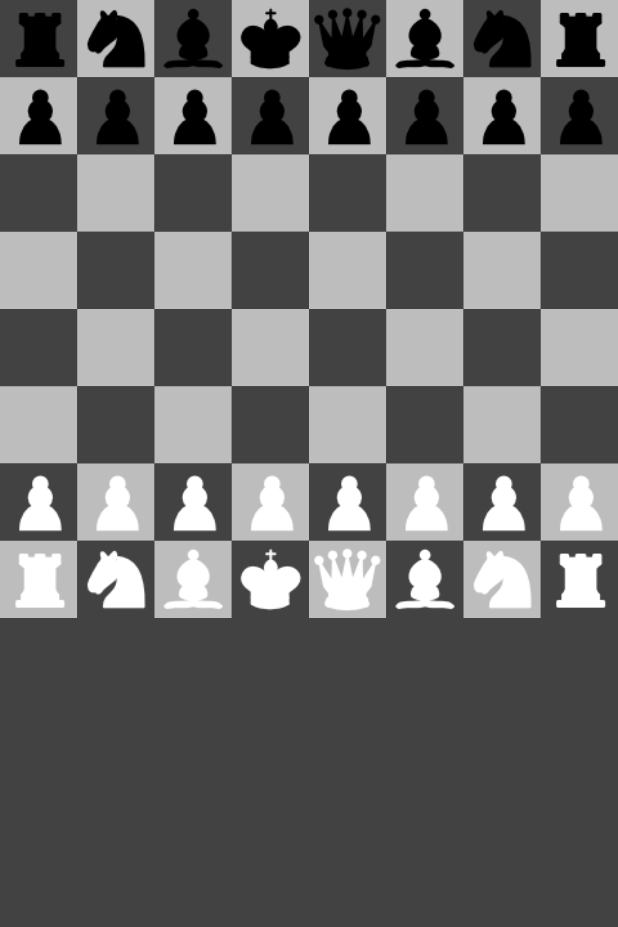
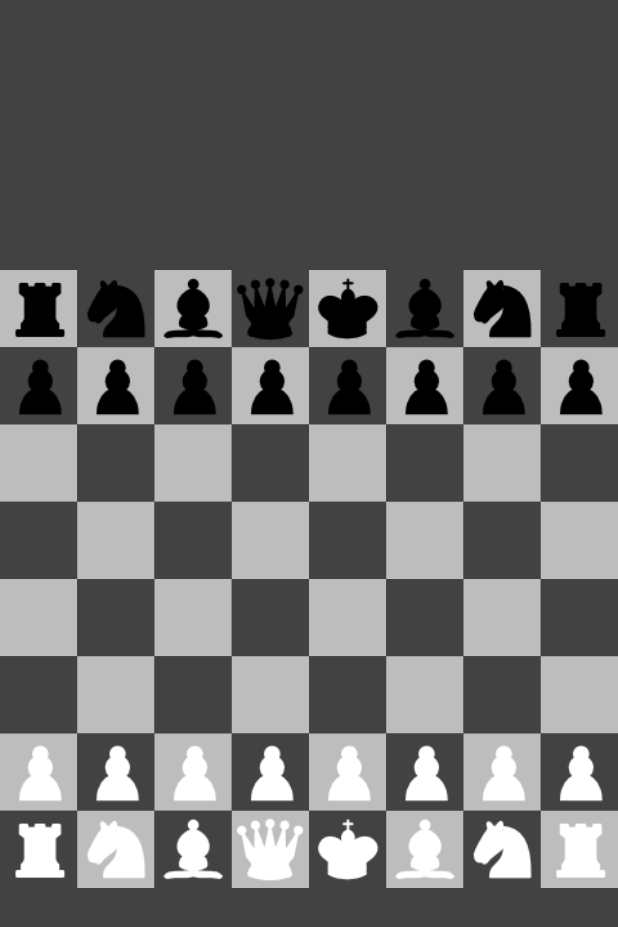
Before and after one commit to ZheerBarzan/project_kasparov, a Flutter app: the screen it shows after launch, on a phone screen of 412 x 824 dp. Shown: the top 927 px of the screen. Run offline on Flutter 3.47's test engine with Material 2 defaults, Android fonts, the phone set to English and light mode, and no system bars.

Commit message:
minor adjustment to the UI

```diff
--- a/lib/game_board.dart
+++ b/lib/game_board.dart
@@ -106,24 +106,24 @@ class _GameBoardState extends State<GameBoard> {
     );
 
     // place queens
-    newBoard[0][4] = ChessPiece(
+    newBoard[0][3] = ChessPiece(
       type: ChessPieceType.queen,
       isWhite: false,
       imagePath: "lib/images/queen.png",
     );
-    newBoard[7][4] = ChessPiece(
+    newBoard[7][3] = ChessPiece(
       type: ChessPieceType.queen,
       isWhite: true,
       imagePath: "lib/images/queen.png",
     );
 
     // place kings
-    newBoard[0][3] = ChessPiece(
+    newBoard[0][4] = ChessPiece(
       type: ChessPieceType.king,
       isWhite: false,
       imagePath: "lib/images/king.png",
     );
-    newBoard[7][3] = ChessPiece(
+    newBoard[7][4] = ChessPiece(
       type: ChessPieceType.king,
       isWhite: true,
       imagePath: "lib/images/king.png",
@@ -137,6 +137,7 @@ class _GameBoardState extends State<GameBoard> {
     return Scaffold(
       backgroundColor: backgroundColor,
       body: GridView.builder(
+        padding: EdgeInsets.only(top: 180),
         itemCount: 8 * 8,
         physics: const NeverScrollableScrollPhysics(),
         gridDelegate:
--- a/lib/helper/helper_functions.dart
+++ b/lib/helper/helper_functions.dart
@@ -1,6 +1,6 @@
 bool isWhite(int index) {
   final int row = ((index / 8).floor());
-  final int col = (((index % 8)).ceil()) - 1;
+  final int col = (((index % 8)).ceil());
 
   bool isWhite = (row + col) % 2 == 0;
 
--- a/lib/main.dart
+++ b/lib/main.dart
@@ -10,9 +10,11 @@ class MyApp extends StatelessWidget {
 
   @override
   Widget build(BuildContext context) {
-    return const MaterialApp(
-      debugShowCheckedModeBanner: false,
-      home: GameBoard(),
+    return const SafeArea(
+      child: MaterialApp(
+        debugShowCheckedModeBanner: false,
+        home: GameBoard(),
+      ),
     );
   }
 }
```
